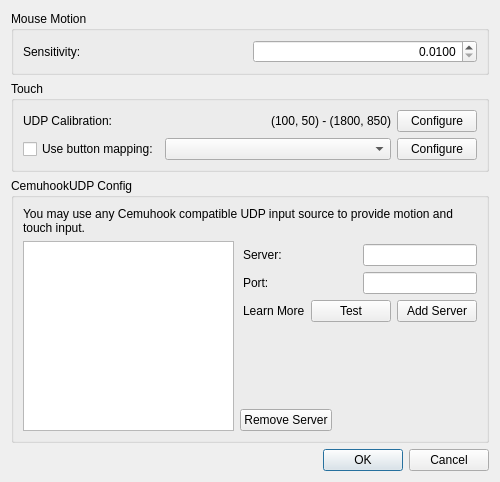
Above: src/yuzu/configuration/configure_motion_touch.ui from QuantumGhost/yuzu before the change. Below: the same form after it.
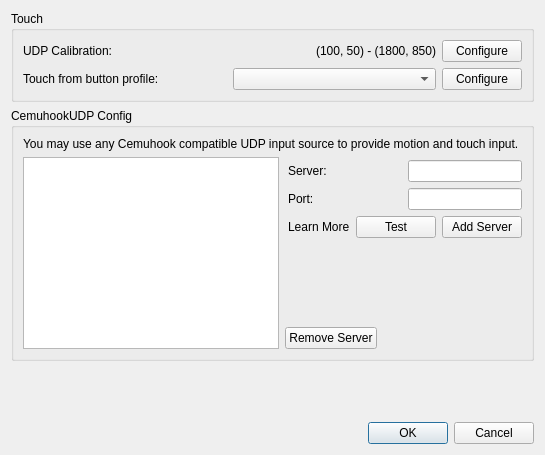
That is the form after the change.

Patch:
```diff
--- a/src/yuzu/configuration/configure_motion_touch.ui
+++ b/src/yuzu/configuration/configure_motion_touch.ui
@@ -2,14 +2,6 @@
 <ui version="4.0">
  <class>ConfigureMotionTouch</class>
  <widget class="QDialog" name="ConfigureMotionTouch">
-  <property name="geometry">
-   <rect>
-    <x>0</x>
-    <y>0</y>
-    <width>500</width>
-    <height>482</height>
-   </rect>
-  </property>
   <property name="windowTitle">
    <string>Configure Motion / Touch</string>
   </property>
@@ -17,48 +9,6 @@
    <string notr="true"/>
   </property>
   <layout class="QVBoxLayout">
-   <item>
-    <widget class="QGroupBox" name="motion_group_box">
-     <property name="title">
-      <string>Mouse Motion</string>
-     </property>
-     <layout class="QVBoxLayout">
-      <item>
-       <layout class="QHBoxLayout">
-        <item>
-         <widget class="QLabel" name="motion_sensitivity_label">
-          <property name="text">
-           <string>Sensitivity:</string>
-          </property>
-         </widget>
-        </item>
-        <item>
-         <widget class="QDoubleSpinBox" name="motion_sensitivity">
-          <property name="alignment">
-           <set>Qt::AlignRight|Qt::AlignTrailing|Qt::AlignVCenter</set>
-          </property>
-          <property name="decimals">
-           <number>4</number>
-          </property>
-          <property name="minimum">
-           <double>0.010000000000000</double>
-          </property>
-          <property name="maximum">
-           <double>10.000000000000000</double>
-          </property>
-          <property name="singleStep">
-           <double>0.001000000000000</double>
-          </property>
-          <property name="value">
-           <double>0.010000000000000</double>
-          </property>
-         </widget>
-        </item>
-       </layout>
-      </item>
-     </layout>
-    </widget>
-   </item>
    <item>
     <widget class="QGroupBox" name="touch_group_box">
      <property name="title">
@@ -101,19 +51,13 @@
       </item>
       <item>
        <layout class="QHBoxLayout">
-        <item>
-         <widget class="QCheckBox" name="touch_from_button_checkbox">
-          <property name="sizePolicy">
-           <sizepolicy hsizetype="Maximum" vsizetype="Fixed">
-            <horstretch>0</horstretch>
-            <verstretch>0</verstretch>
-           </sizepolicy>
-          </property>
-          <property name="text">
-           <string>Use button mapping:</string>
-          </property>
-         </widget>
-        </item>
+         <item>
+           <widget class="QLabel" name="touch_from_button_label">
+             <property name="text">
+               <string>Touch from button profile:</string>
+             </property>
+           </widget>
+         </item>
         <item>
          <widget class="QComboBox" name="touch_from_button_map"/>
         </item>
```
